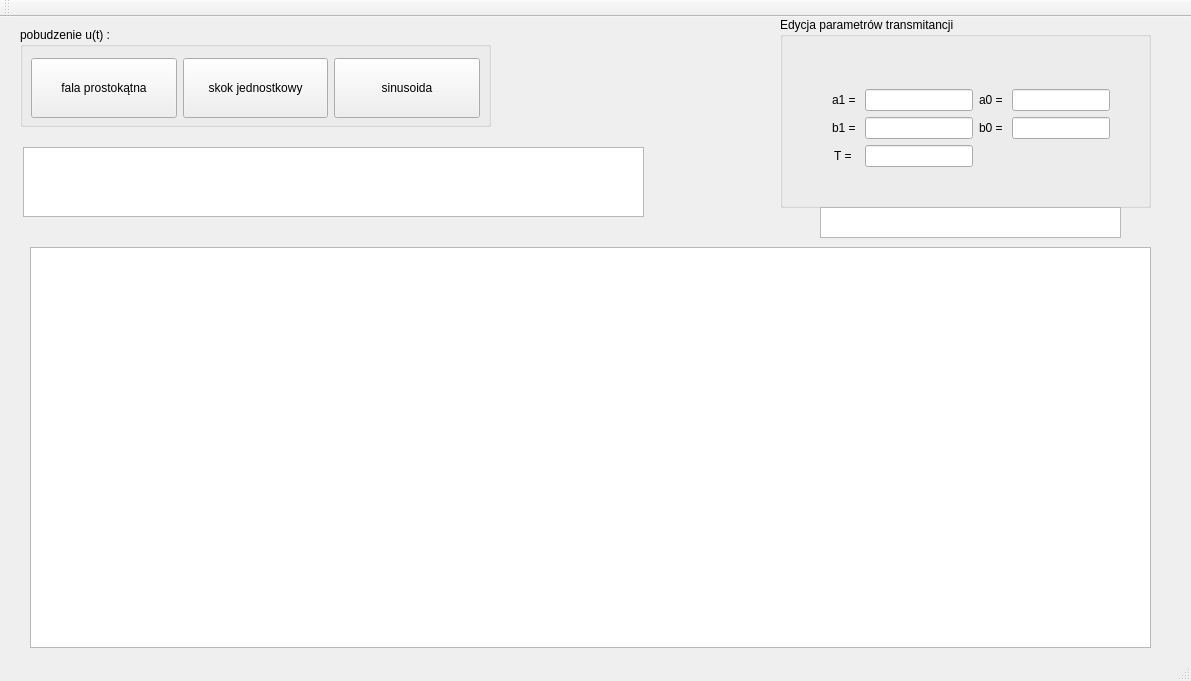
julia-okuniewska/MMM_PL_JO, file MMM_PL_JO/mainwindow.ui: the form before one commit.
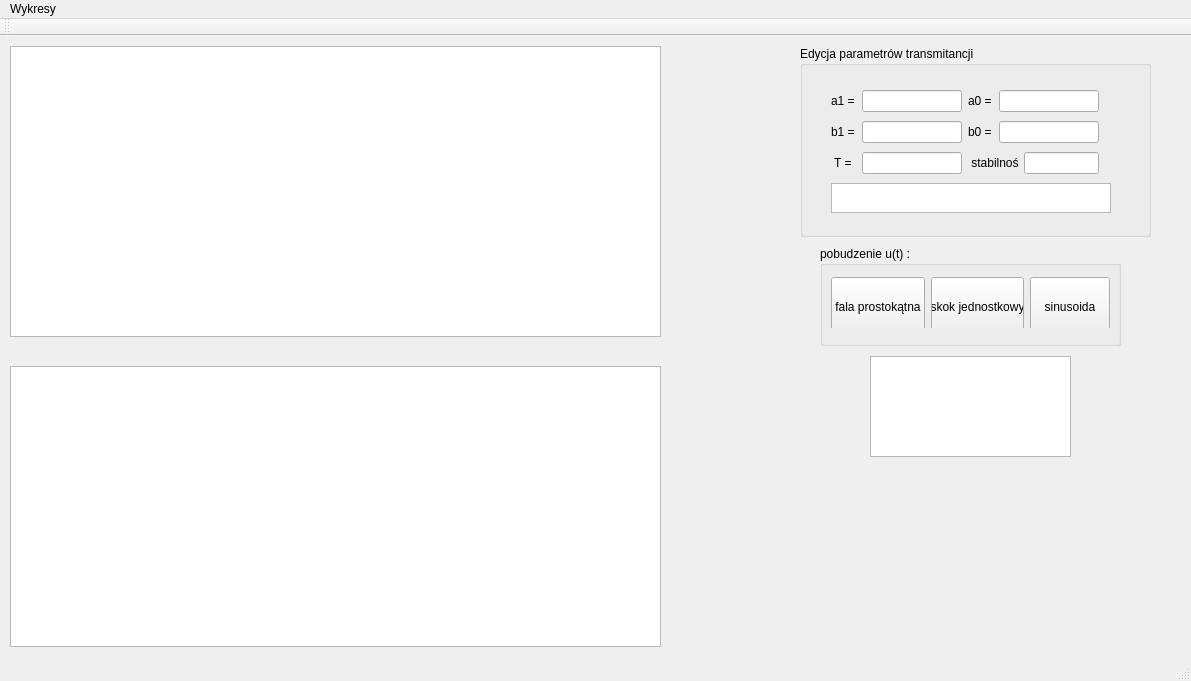
The form after the commit. Custom widgets are drawn as their Qt base class.

The edit to the form file:
```diff
--- a/MMM_PL_JO/mainwindow.ui
+++ b/MMM_PL_JO/mainwindow.ui
@@ -17,19 +17,19 @@
    <widget class="QtCharts::QChartView" name="graphicsView">
     <property name="geometry">
      <rect>
-      <x>30</x>
-      <y>230</y>
-      <width>1121</width>
-      <height>401</height>
+      <x>10</x>
+      <y>10</y>
+      <width>651</width>
+      <height>291</height>
      </rect>
     </property>
    </widget>
    <widget class="QGroupBox" name="groupBox">
     <property name="geometry">
      <rect>
-      <x>20</x>
-      <y>10</y>
-      <width>471</width>
+      <x>820</x>
+      <y>210</y>
+      <width>301</width>
       <height>100</height>
      </rect>
     </property>
@@ -53,8 +53,8 @@
       <rect>
        <x>0</x>
        <y>20</y>
-       <width>471</width>
-       <height>71</height>
+       <width>301</width>
+       <height>62</height>
       </rect>
      </property>
      <layout class="QHBoxLayout" name="horizontalLayout_3">
@@ -103,9 +103,9 @@
    <widget class="QGroupBox" name="groupBox_2">
     <property name="geometry">
      <rect>
-      <x>780</x>
-      <y>0</y>
-      <width>371</width>
+      <x>800</x>
+      <y>10</y>
+      <width>351</width>
       <height>191</height>
      </rect>
     </property>
@@ -115,10 +115,10 @@
     <widget class="QWidget" name="formLayoutWidget">
      <property name="geometry">
       <rect>
-       <x>40</x>
-       <y>20</y>
-       <width>301</width>
-       <height>182</height>
+       <x>20</x>
+       <y>30</y>
+       <width>302</width>
+       <height>151</height>
       </rect>
      </property>
      <layout class="QFormLayout" name="formLayout">
@@ -132,13 +132,32 @@
        <layout class="QHBoxLayout" name="horizontalLayout">
         <item>
          <widget class="QLabel" name="label">
+          <property name="maximumSize">
+           <size>
+            <width>25</width>
+            <height>16777215</height>
+           </size>
+          </property>
           <property name="text">
            <string>a1 = </string>
           </property>
          </widget>
         </item>
         <item>
-         <widget class="QLineEdit" name="lineEdit"/>
+         <widget class="QLineEdit" name="lineEdit">
+          <property name="minimumSize">
+           <size>
+            <width>100</width>
+            <height>0</height>
+           </size>
+          </property>
+          <property name="maximumSize">
+           <size>
+            <width>100</width>
+            <height>16777215</height>
+           </size>
+          </property>
+         </widget>
         </item>
        </layout>
       </item>
@@ -146,13 +165,26 @@
        <layout class="QHBoxLayout" name="horizontalLayout_2">
         <item>
          <widget class="QLabel" name="label_2">
+          <property name="maximumSize">
+           <size>
+            <width>25</width>
+            <height>16777215</height>
+           </size>
+          </property>
           <property name="text">
            <string>a0 = </string>
           </property>
          </widget>
         </item>
         <item>
-         <widget class="QLineEdit" name="lineEdit_2"/>
+         <widget class="QLineEdit" name="lineEdit_2">
+          <property name="maximumSize">
+           <size>
+            <width>100</width>
+            <height>16777215</height>
+           </size>
+          </property>
+         </widget>
         </item>
        </layout>
       </item>
@@ -160,13 +192,26 @@
        <layout class="QHBoxLayout" name="horizontalLayout_9">
         <item>
          <widget class="QLabel" name="label_8">
+          <property name="maximumSize">
+           <size>
+            <width>25</width>
+            <height>16777215</height>
+           </size>
+          </property>
           <property name="text">
            <string>b1 = </string>
           </property>
          </widget>
         </item>
         <item>
-         <widget class="QLineEdit" name="lineEdit_8"/>
+         <widget class="QLineEdit" name="lineEdit_8">
+          <property name="maximumSize">
+           <size>
+            <width>100</width>
+            <height>16777215</height>
+           </size>
+          </property>
+         </widget>
         </item>
        </layout>
       </item>
@@ -174,13 +219,26 @@
        <layout class="QHBoxLayout" name="horizontalLayout_5">
         <item>
          <widget class="QLabel" name="label_3">
+          <property name="maximumSize">
+           <size>
+            <width>25</width>
+            <height>16777215</height>
+           </size>
+          </property>
           <property name="text">
            <string>b0 = </string>
           </property>
          </widget>
         </item>
         <item>
-         <widget class="QLineEdit" name="lineEdit_3"/>
+         <widget class="QLineEdit" name="lineEdit_3">
+          <property name="maximumSize">
+           <size>
+            <width>100</width>
+            <height>16777215</height>
+           </size>
+          </property>
+         </widget>
         </item>
        </layout>
       </item>
@@ -188,36 +246,92 @@
        <layout class="QHBoxLayout" name="horizontalLayout_4">
         <item>
          <widget class="QLabel" name="label_4">
+          <property name="maximumSize">
+           <size>
+            <width>25</width>
+            <height>16777215</height>
+           </size>
+          </property>
           <property name="text">
            <string> T =  </string>
           </property>
          </widget>
         </item>
         <item>
-         <widget class="QLineEdit" name="lineEdit_4"/>
+         <widget class="QLineEdit" name="lineEdit_4">
+          <property name="maximumSize">
+           <size>
+            <width>100</width>
+            <height>16777215</height>
+           </size>
+          </property>
+         </widget>
         </item>
        </layout>
       </item>
+      <item row="2" column="1">
+       <layout class="QHBoxLayout" name="horizontalLayout_6">
+        <item>
+         <widget class="QLabel" name="label_5">
+          <property name="maximumSize">
+           <size>
+            <width>50</width>
+            <height>16777215</height>
+           </size>
+          </property>
+          <property name="text">
+           <string> stabilność  </string>
+          </property>
+         </widget>
+        </item>
+        <item>
+         <widget class="QLineEdit" name="lineEdit_5">
+          <property name="maximumSize">
+           <size>
+            <width>75</width>
+            <height>16777215</height>
+           </size>
+          </property>
+         </widget>
+        </item>
+       </layout>
+      </item>
+      <item row="3" column="0" colspan="2">
+       <widget class="QTextBrowser" name="remarks">
+        <property name="minimumSize">
+         <size>
+          <width>275</width>
+          <height>0</height>
+         </size>
+        </property>
+        <property name="maximumSize">
+         <size>
+          <width>290</width>
+          <height>30</height>
+         </size>
+        </property>
+       </widget>
+      </item>
      </layout>
     </widget>
    </widget>
-   <widget class="QTextBrowser" name="remarks">
-    <property name="geometry">
-     <rect>
-      <x>820</x>
-      <y>190</y>
-      <width>301</width>
-      <height>31</height>
-     </rect>
-    </property>
-   </widget>
    <widget class="QPlainTextEdit" name="transmitationWindow">
     <property name="geometry">
      <rect>
-      <x>23</x>
-      <y>130</y>
-      <width>621</width>
-      <height>70</height>
+      <x>870</x>
+      <y>320</y>
+      <width>201</width>
+      <height>101</height>
+     </rect>
+    </property>
+   </widget>
+   <widget class="QtCharts::QChartView" name="graphicsView_2">
+    <property name="geometry">
+     <rect>
+      <x>10</x>
+      <y>330</y>
+      <width>651</width>
+      <height>281</height>
      </rect>
     </property>
    </widget>
@@ -231,6 +345,16 @@
      <height>20</height>
     </rect>
    </property>
+   <widget class="QMenu" name="menuWykresy">
+    <property name="title">
+     <string>Wykresy</string>
+    </property>
+    <addaction name="actionWej_cie_u_t"/>
+    <addaction name="actionChar_Amplitudowa"/>
+    <addaction name="actionChar_Fazowa"/>
+    <addaction name="actionWyj_cie_y_t"/>
+   </widget>
+   <addaction name="menuWykresy"/>
   </widget>
   <widget class="QToolBar" name="mainToolBar">
    <attribute name="toolBarArea">
```
Left out of the diff: 20 changed lines with no effect on the pictures.
